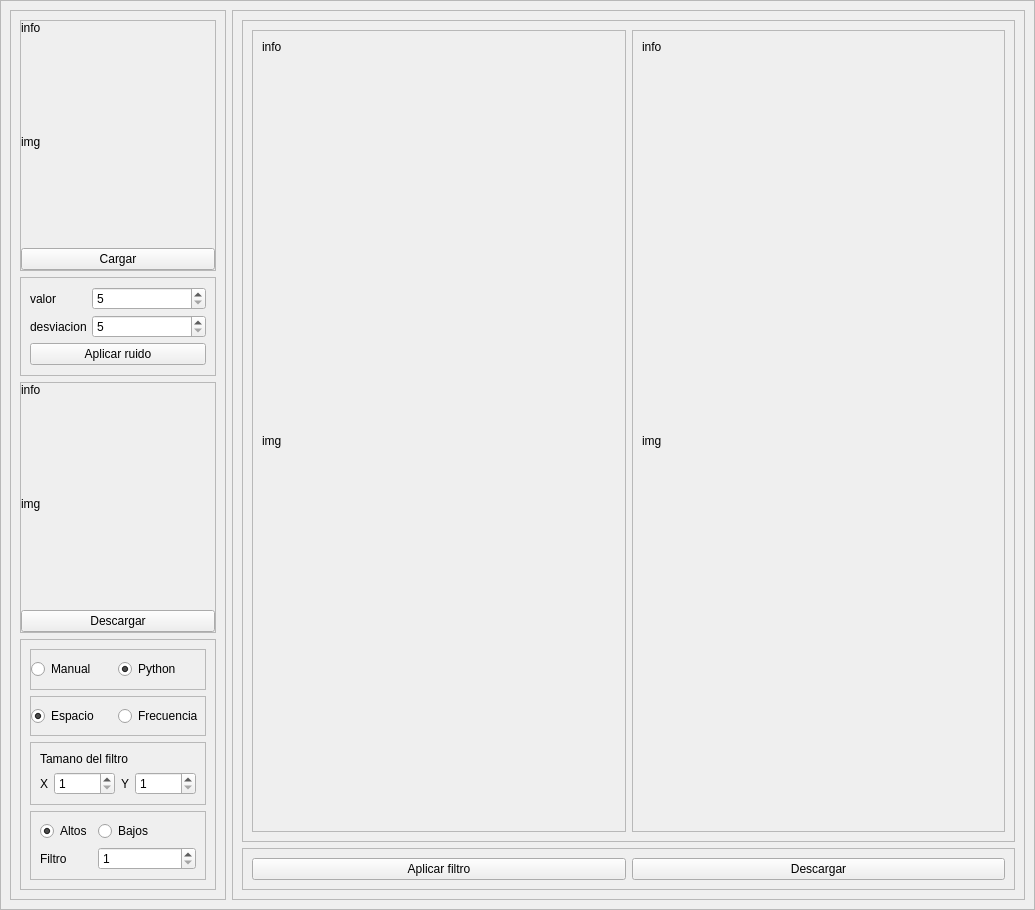
Old version of the form gui2.ui in the repository leninrkb/reduccion-de-ruido-con-python.
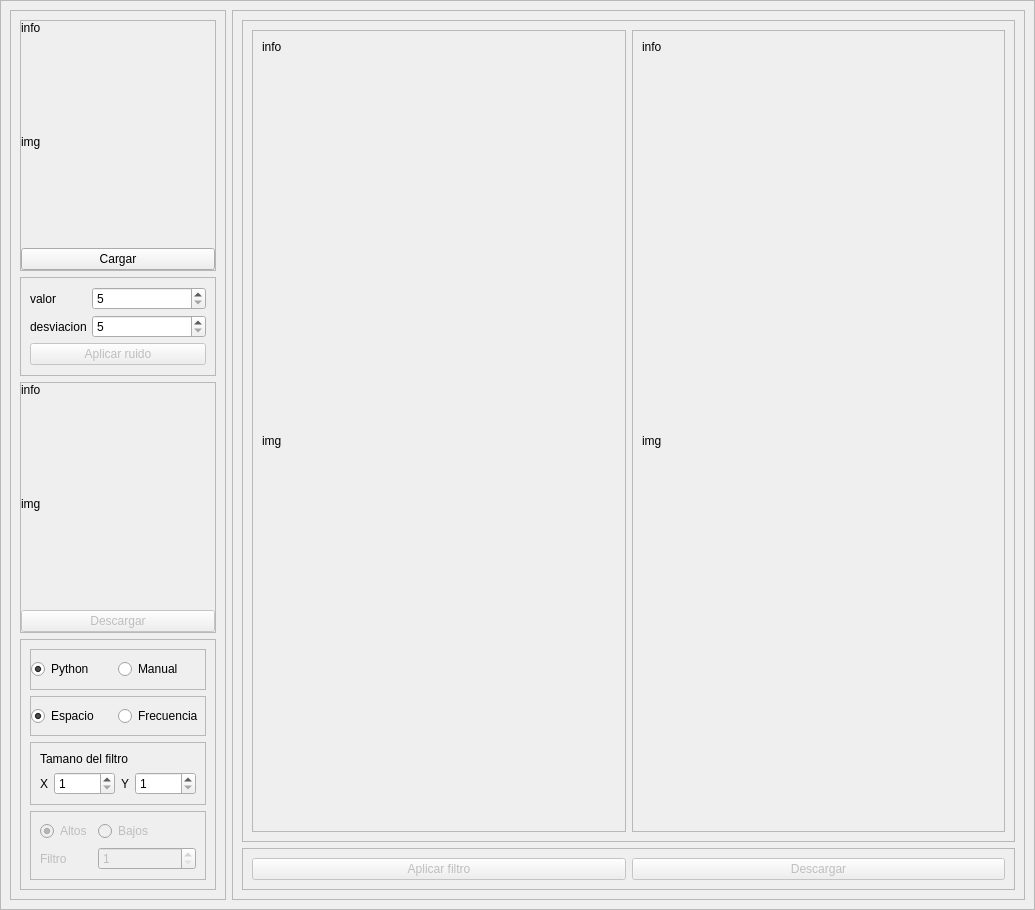
New version of the form.

Commit message: fourier manual y python

What changed in the file:
```diff
--- a/gui2.ui
+++ b/gui2.ui
@@ -156,6 +156,9 @@
              </item>
              <item row="2" column="0" colspan="2">
               <widget class="QPushButton" name="pushButton_aplicar_ruido">
+               <property name="enabled">
+                <bool>false</bool>
+               </property>
                <property name="text">
                 <string>Aplicar ruido</string>
                </property>
@@ -204,6 +207,9 @@
              </item>
              <item>
               <widget class="QPushButton" name="pushButton_descargar_img_ruido">
+               <property name="enabled">
+                <bool>false</bool>
+               </property>
                <property name="text">
                 <string>Descargar</string>
                </property>
@@ -245,13 +251,6 @@
                 <property name="bottomMargin">
                  <number>0</number>
                 </property>
-                <item>
-                 <widget class="QRadioButton" name="radioButton_manual">
-                  <property name="text">
-                   <string>Manual</string>
-                  </property>
-                 </widget>
-                </item>
                 <item>
                  <widget class="QRadioButton" name="radioButton_python">
                   <property name="text">
@@ -262,6 +261,13 @@
                   </property>
                  </widget>
                 </item>
+                <item>
+                 <widget class="QRadioButton" name="radioButton_manual">
+                  <property name="text">
+                   <string>Manual</string>
+                  </property>
+                 </widget>
+                </item>
                </layout>
               </widget>
              </item>
@@ -363,7 +369,10 @@
               </widget>
              </item>
              <item>
-              <widget class="QFrame" name="frame_13">
+              <widget class="QFrame" name="frame_opciones_frecuencia">
+               <property name="enabled">
+                <bool>false</bool>
+               </property>
                <property name="frameShape">
                 <enum>QFrame::StyledPanel</enum>
                </property>
@@ -498,6 +507,9 @@
             <layout class="QHBoxLayout" name="horizontalLayout_4">
              <item>
               <widget class="QPushButton" name="pushButton_aplicar_filtro">
+               <property name="enabled">
+                <bool>false</bool>
+               </property>
                <property name="text">
                 <string>Aplicar filtro</string>
                </property>
@@ -505,6 +517,9 @@
              </item>
              <item>
               <widget class="QPushButton" name="pushButton_descargar_resultado">
+               <property name="enabled">
+                <bool>false</bool>
+               </property>
                <property name="text">
                 <string>Descargar</string>
                </property>
```
Left out of the diff: 7 changed lines with no effect on the pictures. The commit also changes 1 other file.
